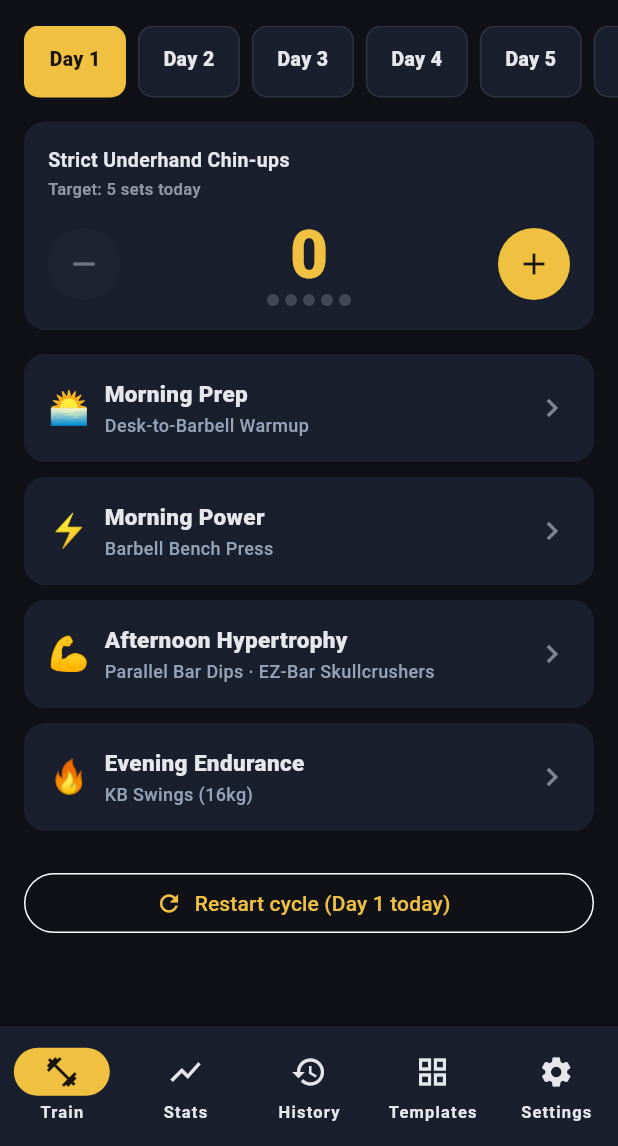
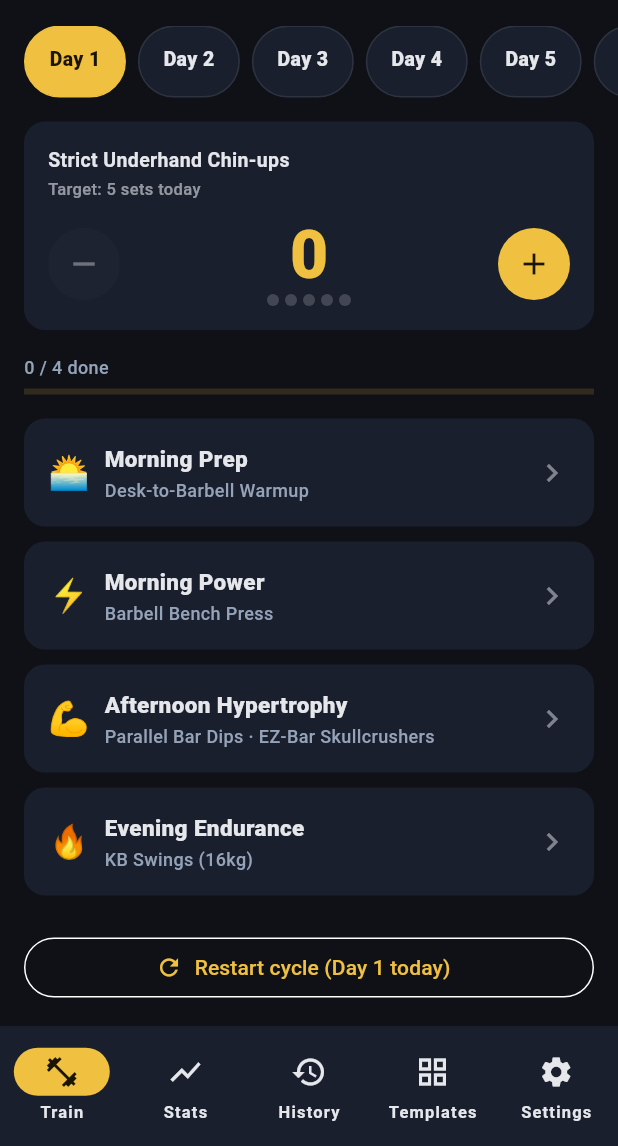
Before and after one commit to SexyCrowbar/training-plan, a Flutter app: the screen it shows after launch, on a phone screen of 412 x 824 dp, the part 90-1236 px from its top. Run offline on Flutter 3.47's test engine with Material 3 defaults, Android fonts, the phone set to English and light mode, and no system bars; our stand-ins replace drift, file_picker, fl_chart, flutter_local_notifications, flutter_riverpod, go_router and 2 more; missing offline and left inert: android_alarm_manager_plus, sqlite3; accounts and stored records are empty; generated files the repository leaves out were written again.

Commit message:
feat(ui): restore mockup visual identity — done-card tint, green GtG overflow dots, timer accent, pill tabs, block progress
Co-Authored-By: Claude Opus 4.8 <noreply@anthropic.com>

```diff
--- a/lib/features/train/train_screen.dart
+++ b/lib/features/train/train_screen.dart
@@ -7,6 +7,7 @@ import '../../data/db/app_database.dart';
 import '../../data/repositories/settings_repository.dart';
 import '../../domain/plan/models.dart';
 import '../../domain/util/week.dart';
+import '../../theme/colors.dart';
 import '../../widgets/block_card.dart';
 import '../../widgets/day_tabs.dart';
 import '../../widgets/gtg_counter.dart';
@@ -132,7 +133,42 @@ class TrainScreen extends ConsumerWidget {
                   ),
                 ),
               )
-            else
+            else ...[
+              SliverPadding(
+                padding: const EdgeInsets.symmetric(horizontal: 16),
+                sliver: SliverToBoxAdapter(
+                  child: Builder(
+                    builder: (context) {
+                      final doneCount = populatedBlocks
+                          .where(done.contains)
+                          .length;
+                      final total = populatedBlocks.length;
+                      return Column(
+                        crossAxisAlignment: CrossAxisAlignment.start,
+                        children: [
+                          Text(
+                            '$doneCount / $total done',
+                            style: TextStyle(
+                              fontSize: 12,
+                              color: scheme.textMid,
+                            ),
+                          ),
+                          const SizedBox(height: 6),
+                          LinearProgressIndicator(
+                            value: total == 0 ? 0 : doneCount / total,
+                            minHeight: 4,
+                            color: scheme.primary,
+                            backgroundColor: scheme.primary.withValues(
+                              alpha: 0.15,
+                            ),
+                          ),
+                          const SizedBox(height: 16),
+                        ],
+                      );
+                    },
+                  ),
+                ),
+              ),
               SliverPadding(
                 padding: const EdgeInsets.symmetric(horizontal: 16),
                 sliver: SliverList.separated(
@@ -151,6 +187,7 @@ class TrainScreen extends ConsumerWidget {
                   },
                 ),
               ),
+            ],
             const SliverToBoxAdapter(child: SizedBox(height: 24)),
             SliverToBoxAdapter(
               child: Padding(
--- a/lib/theme/colors.dart
+++ b/lib/theme/colors.dart
@@ -22,6 +22,8 @@ class AppColors {
   static const onSurfaceHi = Color(0xFFE5E7EB);
   static const onSurfaceMid = Color(0xFF94A3B8);
   static const onSurfaceLow = Color(0xFF475569);
+
+  static const gtgOverflow = Color(0xFF4ADE80);
 }
 
 /// Semantic muted-text tokens. Use instead of ad-hoc onSurface.withValues(alpha:)
--- a/lib/widgets/block_card.dart
+++ b/lib/widgets/block_card.dart
@@ -25,12 +25,28 @@ class BlockCard extends StatelessWidget {
     final name = kBlockNames[blockId] ?? blockId;
     final empty = exercises.isEmpty;
 
+    final cardBg = done
+        ? Color.alphaBlend(
+            scheme.primary.withValues(alpha: 0.10),
+            scheme.surface,
+          )
+        : scheme.surface;
+
     return Material(
-      color: scheme.surface,
+      color: cardBg,
       borderRadius: BorderRadius.circular(14),
       child: InkWell(
         onTap: empty ? null : onTap,
         borderRadius: BorderRadius.circular(14),
+        child: Container(
+          decoration: done
+              ? BoxDecoration(
+                  borderRadius: BorderRadius.circular(14),
+                  border: Border.all(
+                    color: scheme.primary.withValues(alpha: 0.4),
+                  ),
+                )
+              : null,
           child: Padding(
             padding: const EdgeInsets.all(16),
             child: Column(
@@ -104,6 +120,7 @@ class BlockCard extends StatelessWidget {
             ),
           ),
         ),
+      ),
     );
   }
 }
--- a/lib/widgets/day_tabs.dart
+++ b/lib/widgets/day_tabs.dart
@@ -28,7 +28,7 @@ class DayTabs extends ConsumerWidget {
               padding: const EdgeInsets.symmetric(horizontal: 16, vertical: 12),
               decoration: BoxDecoration(
                 color: selected ? scheme.primary : scheme.surface,
-                borderRadius: BorderRadius.circular(10),
+                borderRadius: BorderRadius.circular(999),
                 border: Border.all(
                   color: selected
                       ? scheme.primary
--- a/lib/widgets/gtg_counter.dart
+++ b/lib/widgets/gtg_counter.dart
@@ -3,6 +3,7 @@ import 'package:flutter/services.dart';
 import 'package:flutter_riverpod/flutter_riverpod.dart';
 
 import '../app_providers.dart';
+import '../theme/colors.dart';
 
 class GtgCounter extends ConsumerWidget {
   const GtgCounter({super.key});
@@ -73,13 +74,15 @@ class GtgCounter extends ConsumerWidget {
                         Wrap(
                           spacing: 4,
                           children: List.generate(
-                            meta.gtgTarget,
+                            count > meta.gtgTarget ? count : meta.gtgTarget,
                             (i) => Container(
                               width: 8,
                               height: 8,
                               decoration: BoxDecoration(
                                 shape: BoxShape.circle,
-                                color: i < count
+                                color: i >= meta.gtgTarget
+                                    ? AppColors.gtgOverflow
+                                    : i < count
                                     ? scheme.primary
                                     : scheme.onSurface.withValues(alpha: 0.2),
                               ),
--- a/lib/widgets/rest_timer_bar.dart
+++ b/lib/widgets/rest_timer_bar.dart
@@ -17,6 +17,10 @@ class RestTimerBar extends ConsumerWidget {
     return Material(
       color: scheme.surface,
       elevation: 4,
+      child: DecoratedBox(
+        decoration: BoxDecoration(
+          border: Border(top: BorderSide(color: scheme.primary, width: 1)),
+        ),
         child: SafeArea(
           top: false,
           child: Padding(
@@ -68,6 +72,7 @@ class RestTimerBar extends ConsumerWidget {
             ),
           ),
         ),
+      ),
     );
   }
 }
```
Also changed, not shown: lib/app_providers.dart (+4 -10 lines). Lines whose indentation alone changed are shown as unchanged.
